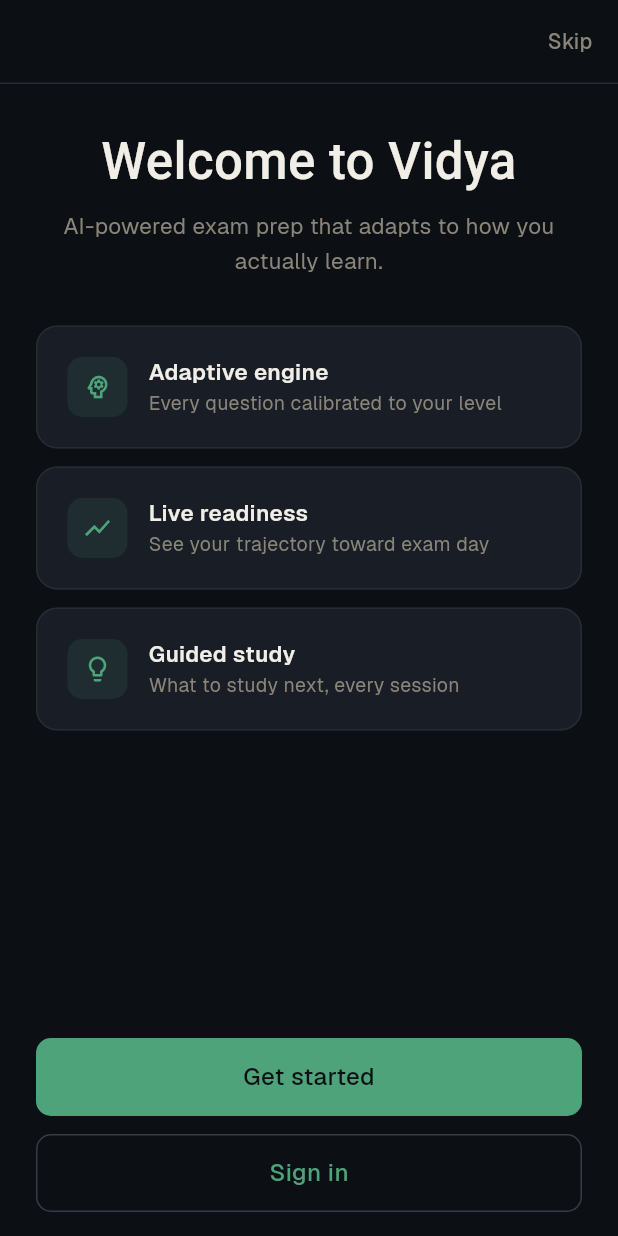
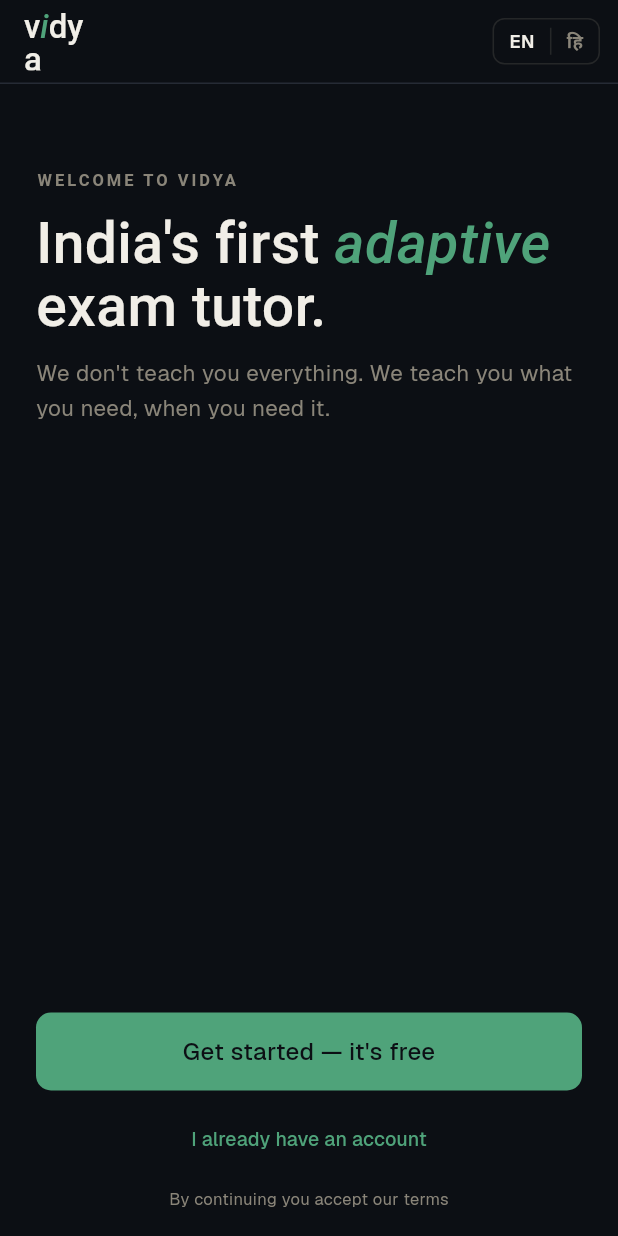
Before and after one commit to sinhadeepak/adaptive_learning_platform, a Flutter app: the screen it shows after launch, on a phone screen of 412 x 824 dp. Run offline on Flutter 3.47's test engine with Material 3 defaults, Android fonts, the phone set to English and light mode, and no system bars; our stand-ins replace flutter_markdown, flutter_secure_storage, image_picker, webview_flutter; missing offline and left inert: flutter_math_fork; accounts and stored records are empty; Roboto replaces fonts that are missing (GeistMono, InstrumentSerif).

Commit message:
feat(vidya): polish VidyaWelcomeScreen — wordmark, lang toggle, italic accent
Phase 2d. Replaces the 3-feature-strip layout with the slide 1 hero:
italic 'i' wordmark + EN/हि toggle in app bar; WELCOME TO VIDYA
eyebrow; 'India's first adaptive exam tutor.' with italic accent on
'adaptive'; 'Get started — it's free' primary; 'I already have an
account' text link; terms line. Lang choice persists to vidya.lang.

Co-Authored-By: Claude Opus 4.7 (1M context) <noreply@anthropic.com>

```diff
--- a/apps/mobile/lib/vidya/screens/vidya_welcome_screen.dart
+++ b/apps/mobile/lib/vidya/screens/vidya_welcome_screen.dart
@@ -1,11 +1,17 @@
 // VidyaWelcomeScreen — first interactive screen after splash.
-// Product pitch + 3 feature strips + Get Started + Sign In CTAs.
-// Skip is exposed (top-right) but jumps the user past onboarding entirely.
+// Wordmark + EN/हि toggle in app bar; eyebrow + italic-accent
+// headline + body in the hero; Get started + I already have an
+// account in the CTA stack; terms text at the bottom. Skip remains
+// available via top-right text button.
 
 import 'package:alp_design_tokens/alp_design_tokens.dart';
 import 'package:flutter/material.dart';
+import 'package:flutter_secure_storage/flutter_secure_storage.dart';
 
-class VidyaWelcomeScreen extends StatelessWidget {
+const _langKey = 'vidya.lang';
+const _storage = FlutterSecureStorage();
+
+class VidyaWelcomeScreen extends StatefulWidget {
   final VoidCallback onGetStarted;
   final VoidCallback onSignIn;
   final VoidCallback onSkip;
@@ -18,21 +24,72 @@ class VidyaWelcomeScreen extends StatelessWidget {
   });
 
   @override
+  State<VidyaWelcomeScreen> createState() => _VidyaWelcomeScreenState();
+}
+
+class _VidyaWelcomeScreenState extends State<VidyaWelcomeScreen> {
+  VidyaLang _lang = VidyaLang.en;
+
+  @override
+  void initState() {
+    super.initState();
+    _loadLang();
+  }
+
+  Future<void> _loadLang() async {
+    final v = await _storage.read(key: _langKey);
+    if (!mounted) return;
+    setState(() => _lang = v == 'hi' ? VidyaLang.hi : VidyaLang.en);
+  }
+
+  Future<void> _setLang(VidyaLang l) async {
+    setState(() => _lang = l);
+    await _storage.write(
+      key: _langKey,
+      value: l == VidyaLang.hi ? 'hi' : 'en',
+    );
+  }
+
+  @override
   Widget build(BuildContext context) {
     final v = VidyaThemeData.of(context);
 
     return VidyaScaffold(
       appBar: VidyaAppBar(
+        title: '',
+        leading: Padding(
+          padding: const EdgeInsets.only(left: 16, top: 8, bottom: 8),
+          child: RichText(
+            key: const Key('vidya.welcome.wordmark'),
+            text: TextSpan(
+              style: TextStyle(
+                fontFamily: VidyaFonts.display,
+                fontSize: 22,
+                fontWeight: FontWeight.w500,
+                color: v.ink,
+                height: 1,
+              ),
+              children: [
+                const TextSpan(text: 'v'),
+                TextSpan(
+                  text: 'i',
+                  style: TextStyle(
+                    fontStyle: FontStyle.italic,
+                    color: v.accent,
+                  ),
+                ),
+                const TextSpan(text: 'dya'),
+              ],
+            ),
+          ),
+        ),
         actions: [
-          TextButton(
-            onPressed: onSkip,
-            child: Text(
-              'Skip',
-              style: TextStyle(
-                fontFamily: VidyaFonts.ui,
-                fontSize: 14,
-                color: v.ink3,
-              ),
+          Padding(
+            padding: const EdgeInsets.symmetric(vertical: 12, horizontal: 12),
+            child: VidyaLangToggle(
+              key: const Key('vidya.welcome.lang'),
+              value: _lang,
+              onChanged: _setLang,
             ),
           ),
         ],
@@ -44,71 +101,83 @@ class VidyaWelcomeScreen extends StatelessWidget {
               constraints: BoxConstraints(minHeight: constraints.maxHeight),
               child: IntrinsicHeight(
                 child: Padding(
-                  padding: const EdgeInsets.symmetric(horizontal: 24),
+                  padding: const EdgeInsets.fromLTRB(24, 24, 24, 16),
                   child: Column(
                     crossAxisAlignment: CrossAxisAlignment.stretch,
                     children: [
                       const SizedBox(height: 32),
-                      // Hero
                       Text(
-                        'Welcome to Vidya',
+                        'WELCOME TO VIDYA',
                         style: TextStyle(
-                          fontFamily: VidyaFonts.display,
-                          fontSize: 34,
-                          fontWeight: FontWeight.w500,
-                          color: v.ink,
-                          height: 1.15,
+                          fontFamily: VidyaFonts.mono,
+                          fontSize: 11,
+                          fontWeight: FontWeight.w600,
+                          letterSpacing: 2,
+                          color: v.ink3,
                         ),
-                        textAlign: TextAlign.center,
+                      ),
+                      const SizedBox(height: 12),
+                      Text.rich(
+                        TextSpan(
+                          style: TextStyle(
+                            fontFamily: VidyaFonts.display,
+                            fontSize: 38,
+                            fontWeight: FontWeight.w500,
+                            color: v.ink,
+                            height: 1.1,
+                          ),
+                          children: [
+                            const TextSpan(text: "India's first "),
+                            TextSpan(
+                              text: 'adaptive',
+                              style: TextStyle(
+                                fontStyle: FontStyle.italic,
+                                color: v.accent,
+                              ),
+                            ),
+                            const TextSpan(text: ' exam tutor.'),
+                          ],
+                        ),
                       ),
                       const SizedBox(height: 12),
                       Text(
-                        'AI-powered exam prep that adapts to how you actually learn.',
+                        "We don't teach you everything. We teach you what "
+                        "you need, when you need it.",
                         style: TextStyle(
                           fontFamily: VidyaFonts.ui,
                           fontSize: 15,
                           color: v.ink3,
-                          height: 1.5,
+                          height: 1.55,
                         ),
-                        textAlign: TextAlign.center,
                       ),
-                      const SizedBox(height: 32),
-                      // Feature strips
-                      const _FeatureStrip(
-                        icon: Icons.psychology_outlined,
-                        title: 'Adaptive engine',
-                        subtitle: 'Every question calibrated to your level',
-                      ),
-                      const SizedBox(height: 12),
-                      const _FeatureStrip(
-                        icon: Icons.show_chart,
-                        title: 'Live readiness',
-                        subtitle: 'See your trajectory toward exam day',
-                      ),
-                      const SizedBox(height: 12),
-                      const _FeatureStrip(
-                        icon: Icons.lightbulb_outline,
-                        title: 'Guided study',
-                        subtitle: 'What to study next, every session',
-                      ),
-                      // Push CTAs to bottom
                       const Spacer(),
                       VidyaButton(
-                        label: 'Get started',
-                        onPressed: onGetStarted,
+                        key: const Key('vidya.welcome.getStarted'),
+                        label: "Get started — it's free",
+                        onPressed: widget.onGetStarted,
                         style: VidyaButtonStyle.primary,
                         size: VidyaButtonSize.lg,
                         fullWidth: true,
                       ),
-                      const SizedBox(height: 12),
-                      VidyaButton(
-                        label: 'Sign in',
-                        onPressed: onSignIn,
-                        style: VidyaButtonStyle.ghost,
-                        size: VidyaButtonSize.lg,
-                        fullWidth: true,
+                      const SizedBox(height: 8),
+                      Center(
+                        child: TextButton(
+                          key: const Key('vidya.welcome.signIn'),
+                          onPressed: widget.onSignIn,
+                          child: const Text('I already have an account'),
+                        ),
                       ),
-                      const SizedBox(height: 16),
+                      const SizedBox(height: 8),
+                      Center(
+                        child: Text(
+                          'By continuing you accept our terms',
+                          style: TextStyle(
+                            fontFamily: VidyaFonts.ui,
+                            fontSize: 11,
+                            color: v.ink3,
+                          ),
+                        ),
+                      ),
                     ],
                   ),
                 ),
@@ -120,69 +189,3 @@ class VidyaWelcomeScreen extends StatelessWidget {
     );
   }
 }
-
-class _FeatureStrip extends StatelessWidget {
-  final IconData icon;
-  final String title;
-  final String subtitle;
-
-  const _FeatureStrip({
-    required this.icon,
-    required this.title,
-    required this.subtitle,
-  });
-
-  @override
-  Widget build(BuildContext context) {
-    final v = VidyaThemeData.of(context);
-    final tileColor = v.accent.withAlpha(31); // 0.12 alpha ≈ 31 out of 255
-
-    return VidyaCard(
-      child: Row(
-        children: [
-          Container(
-            width: 40,
-            height: 40,
-            decoration: BoxDecoration(
-              color: tileColor,
-              borderRadius: const BorderRadius.all(VidyaRadius.md),
-            ),
-            child: Icon(
-              icon,
-              color: v.accent,
-              size: 20,
-            ),
-          ),
-          const SizedBox(width: 14),
-          Expanded(
-            child: Column(
-              crossAxisAlignment: CrossAxisAlignment.start,
-              children: [
-                Text(
-                  title,
-                  style: TextStyle(
-                    fontFamily: VidyaFonts.ui,
-                    fontSize: 15,
-                    fontWeight: FontWeight.w600,
-                    color: v.ink,
-                    height: 1.3,
-                  ),
-                ),
-                const SizedBox(height: 2),
-                Text(
-                  subtitle,
-                  style: TextStyle(
-                    fontFamily: VidyaFonts.ui,
-                    fontSize: 13,
-                    color: v.ink3,
-                    height: 1.4,
-                  ),
-                ),
-              ],
-            ),
-          ),
-        ],
-      ),
-    );
-  }
-}
```
Also changed, not shown: 2 other files.
